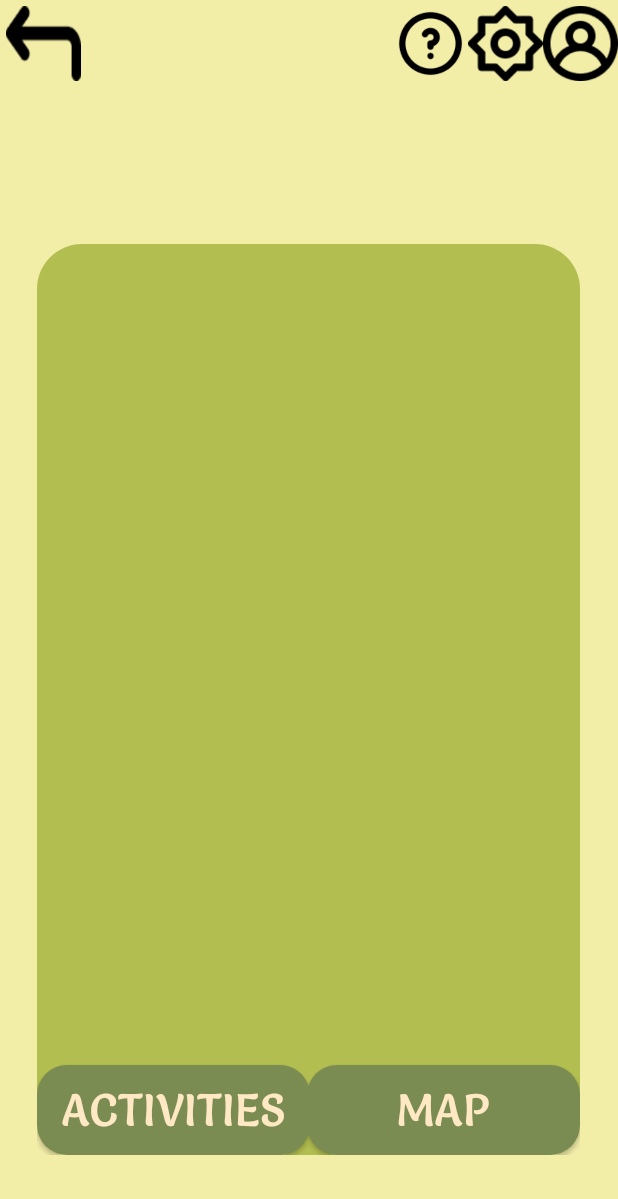
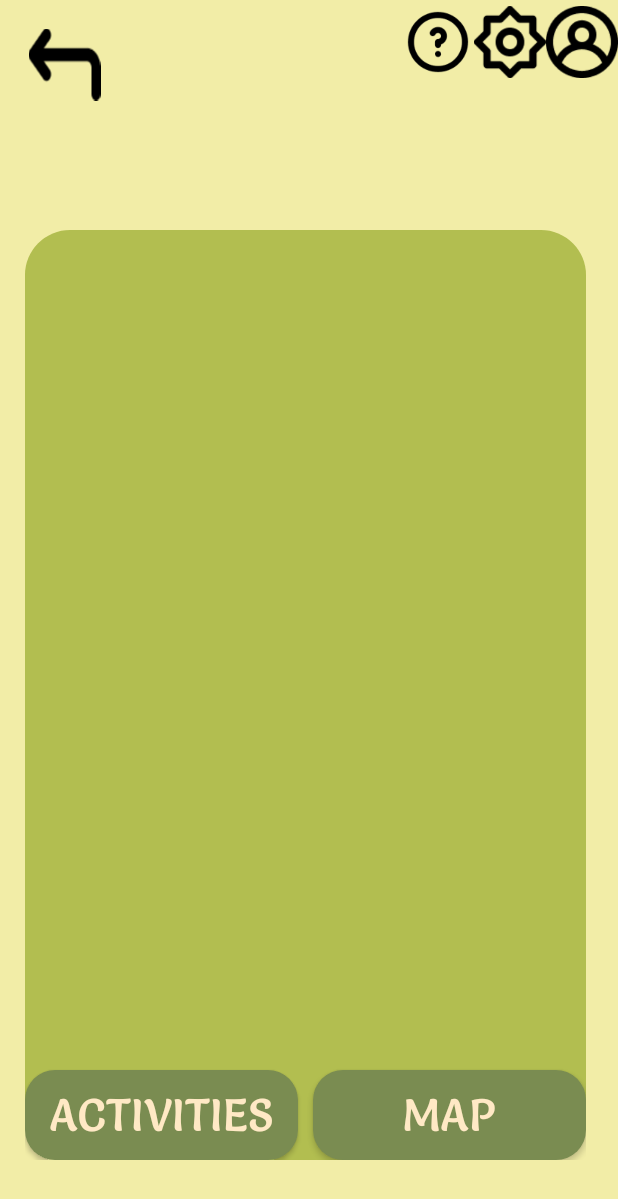
Before and after one commit to Alba-18/Work-out-, an Android app: the layout activity_main_screen.xml on its own in the app's theme, with its tools: preview values and no code run, on a phone screen of 412 x 824 dp. Shown: the top 1199 px of the screen. Run offline under Robolectric (Android 15) with nearby library versions, the phone set to English and light mode, and no system bars.

Commit message:
Comments_Miriam_Work

```diff
--- a/app/src/main/res/layout/activity_main_screen.xml
+++ b/app/src/main/res/layout/activity_main_screen.xml
@@ -5,54 +5,56 @@
     android:background="#F2EDA7"
     xmlns:app="http://schemas.android.com/apk/res-auto">
 
+    <!--Main Row Back-->
     <androidx.appcompat.widget.AppCompatButton
-        android:id="@+id/gobackmain"
-        android:layout_width="50dp"
-        android:layout_height="50dp"
-
+        android:id="@+id/MainRow"
+        android:layout_width="48dp"
+        android:layout_height="48dp"
         android:layout_gravity="center_vertical"
         android:layout_marginHorizontal="25sp"
-        android:layout_marginStart="4dp"
-        android:layout_marginTop="4dp"
+        android:layout_marginStart="16dp"
+        android:layout_marginTop="16dp"
         android:background="@drawable/arrow_back"
+        android:translationX="3dp"
+        android:translationY="3dp"
         app:layout_constraintStart_toStartOf="parent"
         app:layout_constraintTop_toTopOf="parent" />
 
+    <!--Main Help-->
     <androidx.appcompat.widget.AppCompatButton
-        android:id="@+id/helpmain"
-        android:layout_width="50dp"
-        android:layout_height="50dp"
-
+        android:id="@+id/HelpMain"
+        android:layout_width="48dp"
+        android:layout_height="48dp"
         android:layout_gravity="center_vertical"
         android:layout_marginHorizontal="25sp"
         android:layout_marginStart="84dp"
         android:layout_marginTop="4dp"
         android:background="@drawable/help"
-        app:layout_constraintEnd_toStartOf="@+id/settingsmain"
+        app:layout_constraintEnd_toStartOf="@+id/SettingsMain"
         app:layout_constraintHorizontal_bias="1.0"
         app:layout_constraintStart_toStartOf="parent"
         app:layout_constraintTop_toTopOf="parent" />
 
+    <!--Main Settings-->
     <androidx.appcompat.widget.AppCompatButton
-        android:id="@+id/settingsmain"
-        android:layout_width="50dp"
-        android:layout_height="50dp"
-
+        android:id="@+id/SettingsMain"
+        android:layout_width="48dp"
+        android:layout_height="48dp"
         android:layout_gravity="center_vertical"
         android:layout_marginHorizontal="25sp"
         android:layout_marginStart="264dp"
         android:layout_marginTop="4dp"
         android:background="@drawable/settings"
-        app:layout_constraintEnd_toStartOf="@+id/profilesmain"
+        app:layout_constraintEnd_toStartOf="@+id/ProfilesMain"
         app:layout_constraintHorizontal_bias="1.0"
         app:layout_constraintStart_toStartOf="parent"
         app:layout_constraintTop_toTopOf="parent" />
 
+    <!--Main Profile-->
     <androidx.appcompat.widget.AppCompatButton
-        android:id="@+id/profilesmain"
-        android:layout_width="50dp"
-        android:layout_height="50dp"
-
+        android:id="@+id/ProfilesMain"
+        android:layout_width="48dp"
+        android:layout_height="48dp"
         android:layout_gravity="center_vertical"
         android:layout_marginHorizontal="25sp"
         android:layout_marginStart="48dp"
@@ -60,24 +62,24 @@
         android:background="@drawable/profile"
         app:layout_constraintEnd_toEndOf="parent"
         app:layout_constraintHorizontal_bias="1.0"
-        app:layout_constraintStart_toEndOf="@+id/settingsmain"
+        app:layout_constraintStart_toEndOf="@+id/SettingsMain"
         app:layout_constraintStart_toStartOf="parent"
         app:layout_constraintTop_toTopOf="parent" />
 
+
     <FrameLayout
-        android:id="@+id/frameLayout2"
-        android:layout_width="362dp"
-        android:layout_height="607dp"
+        android:id="@+id/GreenFrameMain"
+        android:layout_width="374dp"
+        android:layout_height="620dp"
         android:background="@drawable/shape"
-
-
         app:layout_constraintBottom_toBottomOf="parent"
         app:layout_constraintEnd_toEndOf="parent"
-        app:layout_constraintHorizontal_bias="0.489"
+        app:layout_constraintHorizontal_bias="0.432"
         app:layout_constraintStart_toStartOf="parent"
         app:layout_constraintTop_toTopOf="parent"
-        app:layout_constraintVertical_bias="0.75">
+        app:layout_constraintVertical_bias="0.752">
 
+        <!--Activities Button-->
         <androidx.appcompat.widget.AppCompatButton
             android:id="@+id/activitiesbuttonmain"
             android:layout_width="182dp"
@@ -92,6 +94,7 @@
             android:textSize="30dp"
             app:layout_constraintTop_toTopOf="parent" />
 
+        <!--Map Button-->
         <androidx.appcompat.widget.AppCompatButton
             android:id="@+id/mapbuttonmain"
             android:layout_width="182dp"
@@ -106,8 +109,6 @@
             android:textSize="30dp"
             app:layout_constraintTop_toTopOf="parent" />
 
-
     </FrameLayout>
 
-
 </androidx.constraintlayout.widget.ConstraintLayout>
```
Also changed, not shown: app/src/main/res/layout/activity_main.xml (deleted, +0 -34 lines), app/src/main/res/layout/fragment_activities_list.xml (+66 -43 lines), app/src/main/res/layout/fragment_map.xml (+6 -6 lines), app/src/main/res/layout/fragment_second.xml (deleted, +0 -27 lines).
